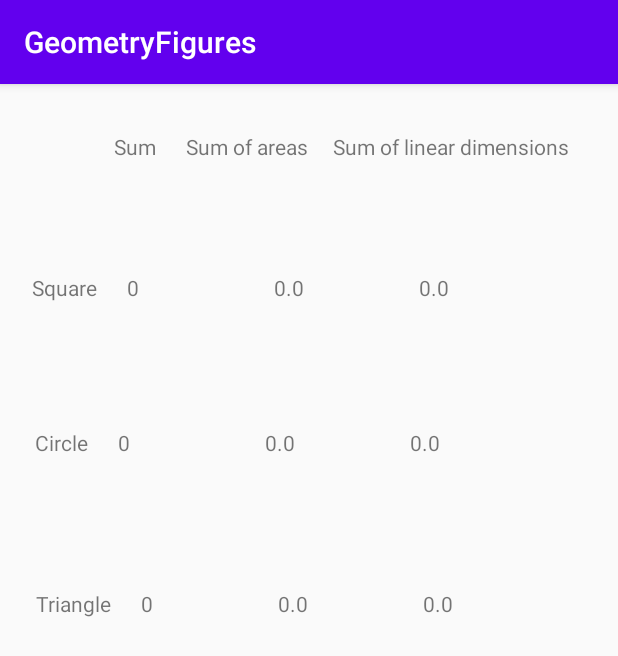
After one commit to Daniel98p/GeometryFigures, an Android app: the StatisticsActivity screen opened directly, with no data from a screen before it, on a phone screen of 412 x 824 dp. The commit adds this screen. Shown: the top 656 px of the screen. Run offline under Robolectric (Android 15) with nearby library versions, the phone set to English and light mode, and no system bars.

Commit message:
Add new activity

```diff
--- a/app/src/main/AndroidManifest.xml
+++ b/app/src/main/AndroidManifest.xml
@@ -9,7 +9,8 @@
         android:roundIcon="@mipmap/ic_launcher_round"
         android:supportsRtl="true"
         android:theme="@style/AppTheme">
-        <activity android:name=".SettingsActivity"></activity>
+        <activity android:name=".StatisticsActivity"></activity>
+        <activity android:name=".SettingsActivity" />
         <activity android:name=".MainActivity">
             <intent-filter>
                 <action android:name="android.intent.action.MAIN" />
--- a/app/src/main/java/com/example/geometryfigures/MainActivity.java
+++ b/app/src/main/java/com/example/geometryfigures/MainActivity.java
@@ -24,6 +24,15 @@ import android.widget.TextView;
 import android.widget.Toast;
 
 public class MainActivity extends AppCompatActivity {
+    int triangleSum = 0;
+    int squareSum = 0;
+    int circleSum = 0;
+    double areaTriangleSum = 0;
+    double areaSquareSum = 0;
+    double areaCircleSum = 0;
+    double linearDimensionTriangleSum = 0;
+    double linearDimensionSquareSum = 0;
+    double linearDimensionCircleSum = 0;
 
     @Override
     protected void onCreate(Bundle savedInstanceState) {
@@ -31,6 +40,7 @@ public class MainActivity extends AppCompatActivity {
         setContentView(R.layout.activity_main);
 
         LinearLayout ln = (LinearLayout) findViewById(R.id.LinearLayout1);
+
 
         Figure[] figures = generateFigures();
         int numberElements = figures.length;
@@ -53,6 +63,10 @@ public class MainActivity extends AppCompatActivity {
                 TextView tv3 = (TextView) layout.findViewById(R.id.textView7);
                 tv3.setText(square.feature);
                 ln.addView(layout);
+                squareSum += 1;
+                areaSquareSum += square.calculateArea(square.getLinearDimension());
+                linearDimensionSquareSum += square.getLinearDimension();
+
 
             }
             if (figures[nr].name.equals("Kolo")) {
@@ -70,6 +84,9 @@ public class MainActivity extends AppCompatActivity {
                 TextView tv3 = (TextView) layout.findViewById(R.id.textView7);
                 tv3.setText(circle.feature);
                 ln.addView(layout);
+                circleSum += 1;
+                areaCircleSum += circle.calculateArea(circle.getLinearDimension());
+                linearDimensionCircleSum += circle.getLinearDimension();
             }
             if (figures[nr].name.equals("Trojkat")) {
                 Triangle triangle = (Triangle) figures[nr];
@@ -86,6 +103,9 @@ public class MainActivity extends AppCompatActivity {
                 TextView tv3 = (TextView) layout.findViewById(R.id.textView7);
                 tv3.setText(triangle.feature);
                 ln.addView(layout);
+                triangleSum += 1;
+                areaTriangleSum += triangle.calculateArea(triangle.getLinearDimension());
+                linearDimensionTriangleSum += triangle.getLinearDimension();
             }
 
         }
@@ -107,7 +127,17 @@ public class MainActivity extends AppCompatActivity {
                 startActivity(startIntent);
                 return true;
             case R.id.item2:
-                Toast.makeText(this, "item 2 selected", Toast.LENGTH_SHORT).show();
+                Intent statisticsIntent = new Intent(getApplicationContext(), StatisticsActivity.class);
+                statisticsIntent.putExtra("squareSum",squareSum);
+                statisticsIntent.putExtra("areaSquareSum",areaSquareSum);
+                statisticsIntent.putExtra("linearDimensionSquareSum",linearDimensionSquareSum);
+                statisticsIntent.putExtra("circleSum",circleSum);
+                statisticsIntent.putExtra("areaCircleSum",areaCircleSum);
+                statisticsIntent.putExtra("linearDimensionCircleSum",linearDimensionCircleSum);
+                statisticsIntent.putExtra("triangleSum",triangleSum);
+                statisticsIntent.putExtra("areaTriangleSum",areaTriangleSum);
+                statisticsIntent.putExtra("linearDimensionTriangleSum",linearDimensionTriangleSum);
+                startActivity(statisticsIntent);
                 return true;
             default:
                 return super.onOptionsItemSelected(item);
--- /dev/null
+++ b/app/src/main/java/com/example/geometryfigures/StatisticsActivity.java
@@ -0,0 +1,48 @@
+package com.example.geometryfigures;
+
+import androidx.appcompat.app.AppCompatActivity;
+
+import android.content.Intent;
+import android.os.Bundle;
+import android.widget.TextView;
+
+public class StatisticsActivity extends AppCompatActivity {
+
+    @Override
+    protected void onCreate(Bundle savedInstanceState) {
+        super.onCreate(savedInstanceState);
+        setContentView(R.layout.activity_statistics);
+        Intent statisticsIntent = getIntent();
+        int squareSum = statisticsIntent.getIntExtra("squareSum", 0);
+        double areaSquareSum = statisticsIntent.getDoubleExtra("areaSquareSum",0.0);
+        double linearDimensionSquareSum = statisticsIntent.getDoubleExtra("linearDimensionSquareSum",0.0);
+        int circleSum = statisticsIntent.getIntExtra("circleSum", 0);
+        double areaCircleSum = statisticsIntent.getDoubleExtra("areaCircleSum",0.0);
+        double linearDimensionCircleSum = statisticsIntent.getDoubleExtra("linearDimensionCircleSum",0.0);
+        int triangleSum = statisticsIntent.getIntExtra("triangleSum", 0);
+        double areaTriangleSum = statisticsIntent.getDoubleExtra("areaTriangleSum",0.0);
+        double linearDimensionTriangleSum =  statisticsIntent.getDoubleExtra("linearDimensionTriangleSum",0.0);
+        String strSquareSum = Integer.toString(squareSum);
+        String strAreaSquareSum = Double.toString(areaSquareSum);
+        String strLinearDimensionSquareSum = Double.toString(linearDimensionSquareSum);
+        String strCircleSum = Integer.toString(circleSum);
+        String strAreaCircleSum = Double.toString(areaCircleSum);
+        String strLinearDimensionCircleSum = Double.toString(linearDimensionCircleSum);
+        String strTriangleSum = Integer.toString(triangleSum);
+        String strAreaTriangleSum = Double.toString(areaTriangleSum);
+        String strLinearDimensionTriangleSum = Double.toString(linearDimensionTriangleSum);
+        String resultStringSquare = "Square      " + strSquareSum + "                           " + strAreaSquareSum + "                       " + strLinearDimensionSquareSum;
+        String resultStringCircle = "Circle      " + strCircleSum + "                           " + strAreaCircleSum + "                       " + strLinearDimensionCircleSum;
+        String resultStringTriangle = "Triangle      " + strTriangleSum + "                         " + strAreaTriangleSum + "                       " + strLinearDimensionTriangleSum;
+
+        TextView tv8 = (TextView) findViewById(R.id.textView8);
+        TextView tv9 = (TextView) findViewById(R.id.textView9);
+        TextView tv10 = (TextView) findViewById(R.id.textView10);
+
+        tv8.setText(resultStringSquare);
+        tv9.setText(resultStringCircle);
+        tv10.setText(resultStringTriangle);
+
+
+    }
+}
--- /dev/null
+++ b/app/src/main/res/layout/activity_statistics.xml
@@ -0,0 +1,64 @@
+<?xml version="1.0" encoding="utf-8"?>
+<androidx.constraintlayout.widget.ConstraintLayout xmlns:android="http://schemas.android.com/apk/res/android"
+    xmlns:app="http://schemas.android.com/apk/res-auto"
+    xmlns:tools="http://schemas.android.com/tools"
+    android:layout_width="match_parent"
+    android:layout_height="match_parent"
+    tools:context=".StatisticsActivity">
+
+    <TextView
+        android:id="@+id/header"
+        android:layout_width="310dp"
+        android:layout_height="64dp"
+        android:layout_marginStart="100dp"
+        android:layout_marginLeft="100dp"
+        android:layout_marginTop="32dp"
+        android:layout_marginEnd="50dp"
+        android:layout_marginRight="50dp"
+        android:text="Sum      Sum of areas     Sum of linear dimensions"
+        app:layout_constraintEnd_toEndOf="parent"
+        app:layout_constraintStart_toStartOf="parent"
+        app:layout_constraintTop_toTopOf="parent" />
+
+    <TextView
+        android:id="@+id/textView8"
+        android:layout_width="345dp"
+        android:layout_height="73dp"
+        android:layout_marginStart="25dp"
+        android:layout_marginLeft="25dp"
+        android:layout_marginTop="30dp"
+        android:layout_marginEnd="50dp"
+        android:layout_marginRight="50dp"
+        android:text="TextView"
+        app:layout_constraintEnd_toEndOf="parent"
+        app:layout_constraintStart_toStartOf="parent"
+        app:layout_constraintTop_toBottomOf="@+id/header" />
+
+    <TextView
+        android:id="@+id/textView9"
+        android:layout_width="341dp"
+        android:layout_height="77dp"
+        android:layout_marginStart="25dp"
+        android:layout_marginLeft="25dp"
+        android:layout_marginTop="30dp"
+        android:layout_marginEnd="50dp"
+        android:layout_marginRight="50dp"
+        android:text="TextView"
+        app:layout_constraintEnd_toEndOf="parent"
+        app:layout_constraintStart_toStartOf="parent"
+        app:layout_constraintTop_toBottomOf="@+id/textView8" />
+
+    <TextView
+        android:id="@+id/textView10"
+        android:layout_width="339dp"
+        android:layout_height="79dp"
+        android:layout_marginStart="25dp"
+        android:layout_marginLeft="25dp"
+        android:layout_marginTop="30dp"
+        android:layout_marginEnd="50dp"
+        android:layout_marginRight="50dp"
+        android:text="TextView"
+        app:layout_constraintEnd_toEndOf="parent"
+        app:layout_constraintStart_toStartOf="parent"
+        app:layout_constraintTop_toBottomOf="@+id/textView9" />
+</androidx.constraintlayout.widget.ConstraintLayout>
--- a/app/src/main/res/menu/my_menu.xml
+++ b/app/src/main/res/menu/my_menu.xml
@@ -2,10 +2,10 @@
 <menu xmlns:android="http://schemas.android.com/apk/res/android"
     xmlns:app="http://schemas.android.com/apk/res-auto">
     <item android:id="@+id/item1"
-        android:title="Item1"
+        android:title="Settings"
         app:showAsAction="never" />
     <item android:id="@+id/item2"
-    android:title="Item2"
+    android:title="Statistics"
     app:showAsAction="never" />
 
 </menu>
```
